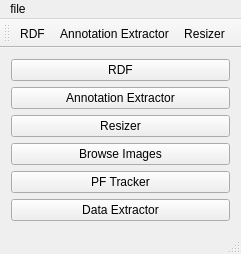
Above: Core/MainWindowGui.ui from Boazrciasn/RDFramework before the change. Below: the same form after it.
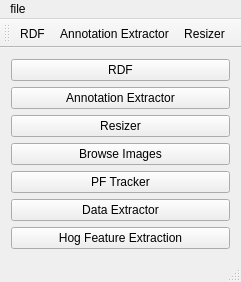
That is the form after the change.

Patch:
```diff
--- a/Core/MainWindowGui.ui
+++ b/Core/MainWindowGui.ui
@@ -13,7 +13,7 @@
     <x>0</x>
     <y>0</y>
     <width>241</width>
-    <height>233</height>
+    <height>258</height>
    </rect>
   </property>
   <property name="windowTitle">
@@ -78,6 +78,13 @@
       </property>
      </widget>
     </item>
+    <item>
+     <widget class="QPushButton" name="HOGExtractor_pushButton">
+      <property name="text">
+       <string>Hog Feature Extraction</string>
+      </property>
+     </widget>
+    </item>
    </layout>
   </widget>
   <widget class="QMenuBar" name="menuBar">
```
Left out of the diff: 23 changed lines with no effect on the pictures.
